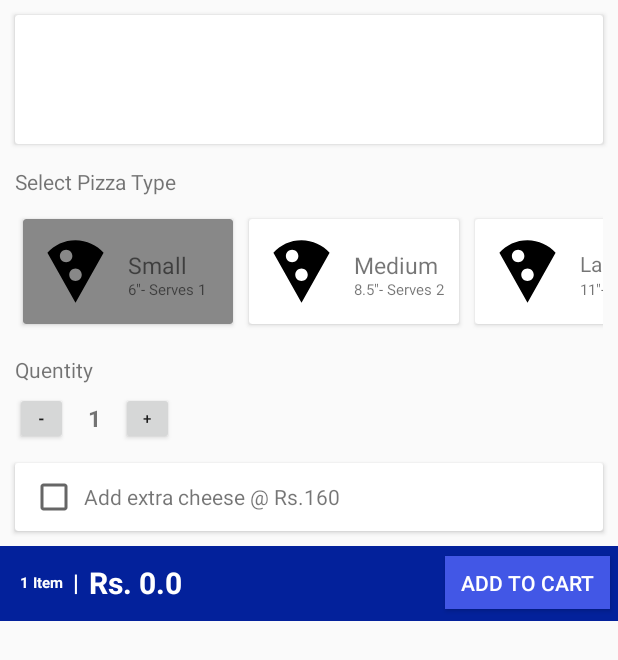
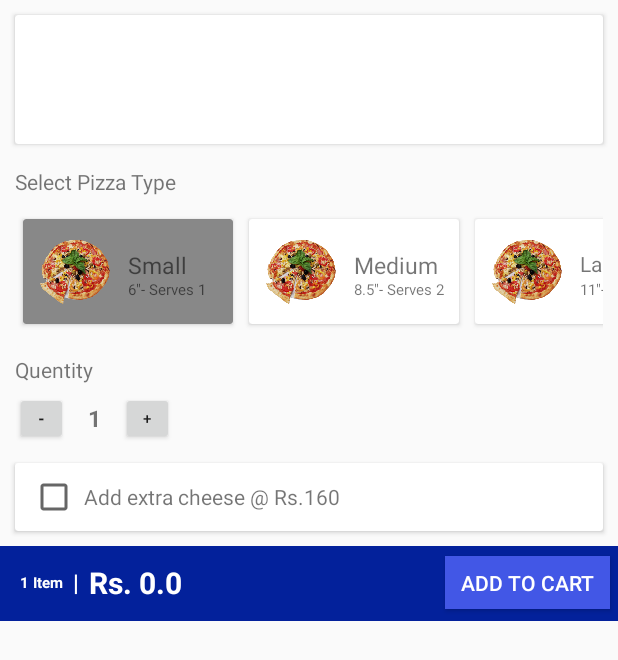
Before and after one commit to ishan6/restservice_test2, an Android app: the DetailActivity screen opened directly, with no data from a screen before it, on a phone screen of 412 x 824 dp. Shown: the top 660 px of the screen. Run offline under Robolectric (Android 15) with nearby library versions, the phone set to English and light mode, and no system bars; network calls fail; pictures from the network do not load.

```diff
--- a/app/src/main/res/layout/activity_detail.xml
+++ b/app/src/main/res/layout/activity_detail.xml
@@ -119,7 +119,7 @@
                                 android:layout_height="50dp"
                                 android:layout_marginLeft="10dp"
                                 android:layout_marginTop="10dp"
-                                android:background="@drawable/ic_local_pizza"/>
+                                android:background="@drawable/mypizza1"/>
 
                             <TextView
                                 android:layout_marginTop="20dp"
@@ -162,7 +162,7 @@
                             android:layout_height="50dp"
                             android:layout_marginLeft="10dp"
                             android:layout_marginTop="10dp"
-                            android:background="@drawable/ic_local_pizza"/>
+                            android:background="@drawable/mypizza1"/>
 
                         <TextView
                             android:layout_marginTop="20dp"
@@ -203,7 +203,7 @@
                             android:layout_height="50dp"
                             android:layout_marginLeft="10dp"
                             android:layout_marginTop="10dp"
-                            android:background="@drawable/ic_local_pizza"/>
+                            android:background="@drawable/mypizza1"/>
 
                         <TextView
                             android:layout_marginTop="20dp"
```
Also changed, not shown: app/src/main/res/drawable/mypizza1.png (added), app/src/main/res/drawable/pizza.png (added).
